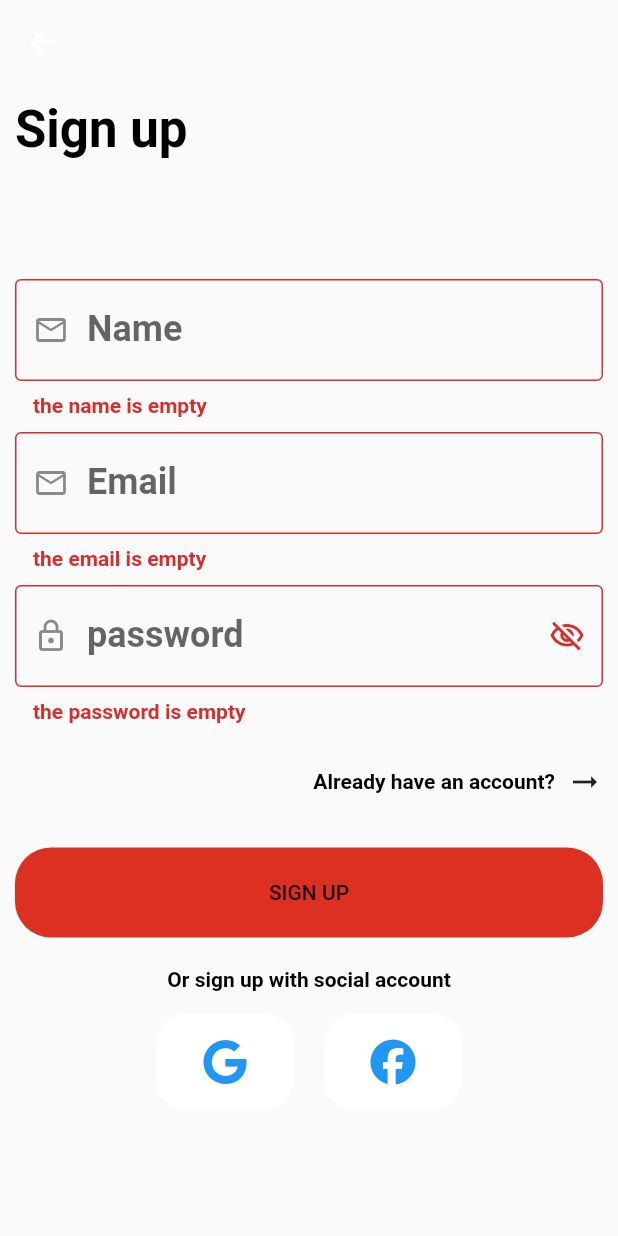
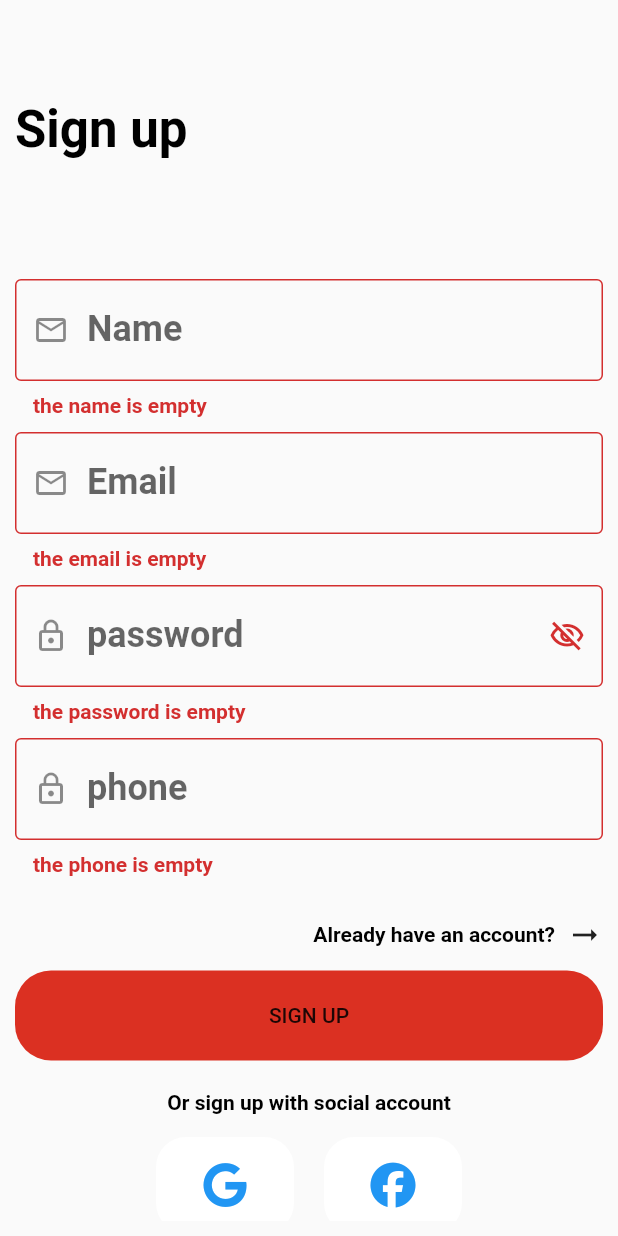
Before and after one commit to MohammedMshal/shopAppNew, a Flutter app: the RegisterScreen screen opened directly, after a tap on "SIGN UP", on a phone screen of 412 x 824 dp. Run offline on Flutter 3.47's test engine with Material 2 defaults, Android fonts, the phone set to English and light mode, and no system bars; our stand-ins replace conditional_builder_null_safety, dio, flutter_bloc, fluttertoast, font_awesome_flutter, shared_preferences; accounts and stored records are empty.

Commit message:
auth_screen_logic

```diff
--- a/lib/main.dart
+++ b/lib/main.dart
@@ -1,7 +1,8 @@
 import 'package:flutter/material.dart';
 import 'package:flutter_bloc/flutter_bloc.dart';
 import 'package:shop_app/layout/cubit/layout_state.dart';
-import 'package:shop_app/layout/layout_screen.dart';
+import 'package:shop_app/module/auth_screens/register/register.dart';
+import 'package:shop_app/shared/constans.dart';
 import 'package:shop_app/shared/network/locale/cache_helper.dart';
 import 'package:shop_app/shared/network/remote/dio_helper.dart';
 import 'package:shop_app/shared/style/theme.dart';
@@ -13,6 +14,7 @@ void main() async {
   DioHelper.init();
   await CacheHelper.init();
   bool isDark =  CacheHelper.getData(key: 'isDark') ?? true ;
+  token = CacheHelper.getData(key:'token') ?? '';
   runApp( MyApp(isDark: isDark,));
 }
 
@@ -38,7 +40,7 @@ class MyApp extends StatelessWidget {
             theme: lightTheme,
             darkTheme: darkTheme,
             themeMode: cubit.switchDarkMode ? ThemeMode.light : ThemeMode.dark,
-            home: const LayoutScreen(),
+            home:  RegisterScreen(),
           );
         },
       ),
--- /dev/null
+++ b/lib/model/register/register_model.dart
@@ -0,0 +1,35 @@
+class RegisterModel {
+	bool? status;
+	String? message;
+	Data? data;
+    RegisterModel({
+		this.status,
+		this.message,
+		this.data,});
+    RegisterModel.fromJson(Map<String, dynamic> json) {
+		status = json['status'];
+		message = json['message'];
+		data = json['data'] != null ? Data.fromJson(json['data']) : null;
+	}
+
+}
+
+class Data {
+	String? name;
+	String? phone;
+	String? email;
+	int? id;
+	String? image;
+	String? token;
+
+    Data.fromJson(Map<String, dynamic> json) {
+		name = json['name'];
+		phone = json['phone'];
+		email = json['email'];
+		id = json['id'];
+		image = json['image'];
+		token = json['token'];
+	}
+
+
+}
--- a/lib/module/auth_screens/register/cubit/regester_state.dart
+++ b/lib/module/auth_screens/register/cubit/regester_state.dart
@@ -1,6 +1,17 @@
+
+import 'package:shop_app/model/register/register_model.dart';
 
 abstract class RegisterState {}
 
 class RegisterInitial extends RegisterState {}
 
 class ChangePassRegisterState extends RegisterState {}
+
+class RegisterLoadingState extends RegisterState {}
+class RegisterSuccessState extends RegisterState {
+  final RegisterModel? registerModel;
+
+  RegisterSuccessState(this.registerModel);
+
+}
+class RegisterErrorState extends RegisterState {}
--- a/lib/module/auth_screens/register/register.dart
+++ b/lib/module/auth_screens/register/register.dart
@@ -1,3 +1,4 @@
+import 'package:conditional_builder_null_safety/conditional_builder_null_safety.dart';
 import 'package:flutter/material.dart';
 import 'package:flutter_bloc/flutter_bloc.dart';
 import 'package:font_awesome_flutter/font_awesome_flutter.dart';
@@ -6,6 +7,8 @@ import 'package:shop_app/module/auth_screens/login/login.dart';
 import 'package:shop_app/module/auth_screens/register/cubit/regester_state.dart';
 import 'package:shop_app/module/auth_screens/register/cubit/register_cubit.dart';
 import 'package:shop_app/shared/components/components.dart';
+import 'package:shop_app/shared/constans.dart';
+import 'package:shop_app/shared/network/locale/cache_helper.dart';
 
 class RegisterScreen extends StatelessWidget {
   RegisterScreen({Key? key}) : super(key: key);
@@ -13,16 +16,27 @@ class RegisterScreen extends StatelessWidget {
   final nameController = TextEditingController();
   final emailController = TextEditingController();
   final passwordController = TextEditingController();
+  final phoneController = TextEditingController();
   final formKey = GlobalKey<FormState>();
 
   @override
   Widget build(BuildContext context) {
-
     return BlocProvider(
       create: (context) => RegisterCubit(),
       child: BlocConsumer<RegisterCubit, RegisterState>(
         listener: (context, state) {
-          // TODO: implement listener
+          if (state is RegisterSuccessState) {
+            if (state.registerModel!.status!) {
+              CacheHelper.putData(
+                key: 'token',
+                value: state.registerModel!.data!.token,
+              ).then((value) {
+                token = state.registerModel!.data!.token!;
+                navigatorRemoved(
+                    context: context, widget: const LayoutScreen());
+              });
+            }
+          }
         },
         builder: (context, state) {
           return Scaffold(
@@ -30,7 +44,8 @@ class RegisterScreen extends StatelessWidget {
             body: Padding(
               padding: const EdgeInsets.all(10.0),
               child: SingleChildScrollView(
-                keyboardDismissBehavior: ScrollViewKeyboardDismissBehavior.onDrag,
+                keyboardDismissBehavior:
+                    ScrollViewKeyboardDismissBehavior.onDrag,
                 child: Form(
                   key: formKey,
                   child: Column(
@@ -43,10 +58,11 @@ class RegisterScreen extends StatelessWidget {
                       _buildTextBoxEmail(),
                       const SizedBox(height: 10.0),
                       _buildTextBoxPassword(context: context),
+                      const SizedBox(height: 10.0),
+                      _buildTextBoxPhone(),
                       const SizedBox(height: 15.0),
                       _buildForgotYourPassword(context),
-                      const SizedBox(height: 20.0),
-                      _buildRegisterButton(context: context),
+                      _buildRegisterButton(registerState: state),
                       const SizedBox(height: 20.0),
                       _buildTextRegisterWith(context),
                       const SizedBox(height: 15.0),
@@ -83,7 +99,6 @@ class RegisterScreen extends StatelessWidget {
     );
   }
 
-
   Widget _buildTextBoxEmail() {
     return defaultTextFormField(
       controller: emailController,
@@ -98,12 +113,23 @@ class RegisterScreen extends StatelessWidget {
     );
   }
 
+  Widget _buildTextBoxPhone() {
+    return defaultTextFormField(
+      controller: phoneController,
+      validator: (String? value) {
+        if (value!.isEmpty) {
+          return 'the phone is empty';
+        }
+        return null;
+      },
+      label: 'phone',
+      prefixIcon: Icons.lock_outline,
+    );
+  }
 
-  Widget _buildTextBoxPassword(
-      {
+  Widget _buildTextBoxPassword({
     required BuildContext context,
-      }
-      ) {
+  }) {
     return defaultTextFormField(
       controller: passwordController,
       validator: (String? value) {
@@ -112,13 +138,15 @@ class RegisterScreen extends StatelessWidget {
         }
         return null;
       },
-      onTapSuffix: (){
+      onTapSuffix: () {
         RegisterCubit.get(context).changeVisPass();
       },
       label: 'password',
       prefixIcon: Icons.lock_outlined,
       isPassword: RegisterCubit.get(context).isPassword,
-      suffixIco: RegisterCubit.get(context).isPassword ? Icons.visibility_outlined: Icons.visibility_off_outlined,
+      suffixIco: RegisterCubit.get(context).isPassword
+          ? Icons.visibility_outlined
+          : Icons.visibility_off_outlined,
     );
   }
 
@@ -128,7 +156,7 @@ class RegisterScreen extends StatelessWidget {
         const Spacer(),
         defaultTextButton(
           onPressed: () {
-            navigatorTo(context: context, widget:  LoginScreen());
+            navigatorTo(context: context, widget: LoginScreen());
           },
           label: 'Already have an account?',
           isUpperText: false,
@@ -140,15 +168,26 @@ class RegisterScreen extends StatelessWidget {
   }
 
   Widget _buildRegisterButton({
-    required BuildContext context,
+    required RegisterState registerState,
   }) {
-    return defaultButton(
+    return ConditionalBuilder(
+      condition: registerState is! RegisterLoadingState,
+      builder: (context) => defaultButton(
           onPressed: () {
-          if(formKey.currentState!.validate()){
-            navigatorRemoved(context: context, widget: const LayoutScreen());
+            if (formKey.currentState!.validate()) {
+              RegisterCubit.get(context).registerUser(
+                name: nameController.text,
+                email: emailController.text,
+                phone: phoneController.text,
+                password: passwordController.text,
+              );
             }
           },
-        text: 'Sign up');
+          text: 'Sign up'),
+      fallback: (context) => const Center(
+        child: CircularProgressIndicator(),
+      ),
+    );
   }
 
   Widget _buildTextRegisterWith(BuildContext context) {
--- /dev/null
+++ b/lib/shared/constans.dart
@@ -0,0 +1 @@
+String token = '';
--- /dev/null
+++ b/lib/shared/network/end_point.dart
@@ -0,0 +1,2 @@
+const String loginURL = 'login';
+const String registerURL = 'register';
--- a/lib/shared/style/theme.dart
+++ b/lib/shared/style/theme.dart
@@ -36,7 +36,8 @@ ThemeData darkTheme = ThemeData(
           fontSize: 18.0, fontWeight: FontWeight.bold, color: Colors.white),
       bodySmall: TextStyle(
           fontSize: 14.0, fontWeight: FontWeight.bold, color: Colors.white),
-    ));
+    ),
+);
 
 ThemeData lightTheme = ThemeData(
     bottomNavigationBarTheme: const BottomNavigationBarThemeData(
--- a/pubspec.yaml
+++ b/pubspec.yaml
@@ -42,6 +42,8 @@ dependencies:
   community_material_icon: ^5.9.55
   shared_preferences: ^2.0.15
   dio: ^4.0.6
+  fluttertoast: ^8.0.9
+  conditional_builder_null_safety: ^0.0.6
 
 
 
```
Also changed, not shown: lib/model/login/login_model.dart (added, +59 -0 lines), lib/module/auth_screens/login/cubit/login_cubit.dart (+32 -2 lines), lib/module/auth_screens/login/cubit/login_state.dart (+10 -0 lines), lib/module/auth_screens/login/login.dart (+41 -13 lines), lib/module/auth_screens/register/cubit/register_cubit.dart (+29 -2 lines), lib/shared/components/components.dart (+39 -0 lines), lib/shared/network/remote/dio_helper.dart (+3 -22 lines), pubspec.lock. Lines whose indentation alone changed are shown as unchanged.
